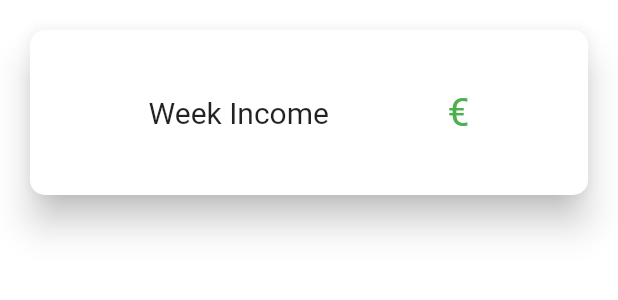
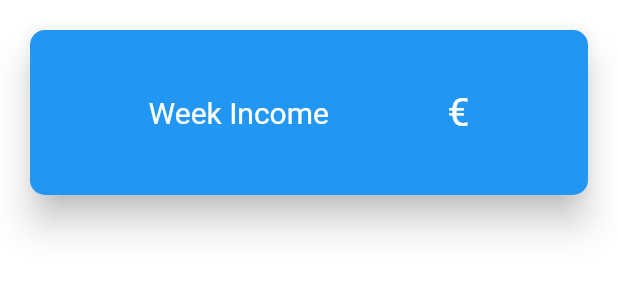
Before and after one commit to mahmoudal99/kanafeh_kingz, a Flutter app: the WeekIncome widget shown alone on an empty page, opened directly, on a phone screen of 412 x 824 dp. Shown: the top 300 px of the screen. Run offline on Flutter 3.47's test engine with Material 2 defaults, Android fonts, the phone set to English and light mode, and no system bars; our stand-ins replace cloud_firestore, firebase_core, jiffy, page_transition, responsive_builder; accounts and stored records are empty.

Commit message:
Fixed issue with week value

```diff
--- a/lib/income_screen.dart
+++ b/lib/income_screen.dart
@@ -43,7 +43,7 @@ class _IncomeScreenState extends State<IncomeScreen> {
         onTap: onTabTapped,
         type: BottomNavigationBarType.fixed,
         backgroundColor: Colors.white,
-        selectedItemColor: Colors.orange,
+        selectedItemColor: Colors.blue,
         unselectedItemColor: Colors.black,
         selectedFontSize: 12.0,
         currentIndex: _currentIndex,
--- a/lib/main.dart
+++ b/lib/main.dart
@@ -73,11 +73,7 @@ class _MyAppState extends State<MyApp> {
           value: cloudFirestore.streamAllMonths(),
         ),
         StreamProvider<WeeklyIncome>.value(
-          value: cloudFirestore.streamWeeklyIncome(Jiffy([
-            widget.dateTime.year,
-            widget.dateTime.month,
-            widget.dateTime.day
-          ]).week.toString()),
+          value: cloudFirestore.streamWeeklyIncome(),
         ),
         StreamProvider<MonthlyIncome>.value(
           value: cloudFirestore
--- a/lib/month_income.dart
+++ b/lib/month_income.dart
@@ -19,6 +19,7 @@ class MonthIncome extends StatelessWidget {
             width: MediaQuery.of(context).size.width,
             height: 150,
             child: Card(
+              color: Colors.blue,
               margin: EdgeInsets.all(20),
               elevation: 10,
               shape: RoundedRectangleBorder(
@@ -31,11 +32,12 @@ class MonthIncome extends StatelessWidget {
                     "Month Income",
                     style: TextStyle(
                       fontSize: 20,
+                      color: Colors.white
                     ),
                   ),
                   Text(
                     "€" + monthlyIncome.profit,
-                    style: TextStyle(color: Colors.green, fontSize: 26),
+                    style: TextStyle(color: Colors.white, fontSize: 26),
                   )
                 ],
               ),
--- a/lib/services/cloud_firestore.dart
+++ b/lib/services/cloud_firestore.dart
@@ -152,11 +152,12 @@ class CloudFirestore {
         .map((snap) => Profit.fromMap(snap.data()));
   }
 
-  Stream<WeeklyIncome> streamWeeklyIncome(String weekNumber) {
+  Stream<WeeklyIncome> streamWeeklyIncome() {
+    DateTime _dateTime  = DateTime.now();
     return _collectionReference
         .doc("income")
         .collection("weeks")
-        .doc(weekNumber)
+        .doc(Jiffy([_dateTime.year, _dateTime.month, _dateTime.day]).week.toString())
         .snapshots()
         .map((snap) => WeeklyIncome.fromMap(snap.data()));
   }
--- a/lib/week_income.dart
+++ b/lib/week_income.dart
@@ -18,6 +18,7 @@ class WeekIncome extends StatelessWidget {
             width: MediaQuery.of(context).size.width,
             height: 150,
             child: Card(
+              color: Colors.blue,
               margin: EdgeInsets.all(20),
               elevation: 10,
               shape: RoundedRectangleBorder(
@@ -30,11 +31,12 @@ class WeekIncome extends StatelessWidget {
                     "Week Income",
                     style: TextStyle(
                       fontSize: 20,
+                      color: Colors.white
                     ),
                   ),
                   Text(
                     "€" + weeklyIncome.profit,
-                    style: TextStyle(color: Colors.green, fontSize: 26),
+                    style: TextStyle(color: Colors.white, fontSize: 26),
                   )
                 ],
               ),
@@ -62,11 +64,11 @@ class WeekIncome extends StatelessWidget {
                           children: [
                             Text(
                               "Week " + week.week,
-                              style: TextStyle(color: Colors.black, fontSize: 20),
+                              style: TextStyle(color: Colors.black, fontSize: 18),
                             ),
                             Text(
                               "€" + week.profit,
-                              style: TextStyle(color: Colors.green, fontSize: 20),
+                              style: TextStyle(color: Colors.green, fontSize: 18),
                             ),
                           ],
                         ),
```
